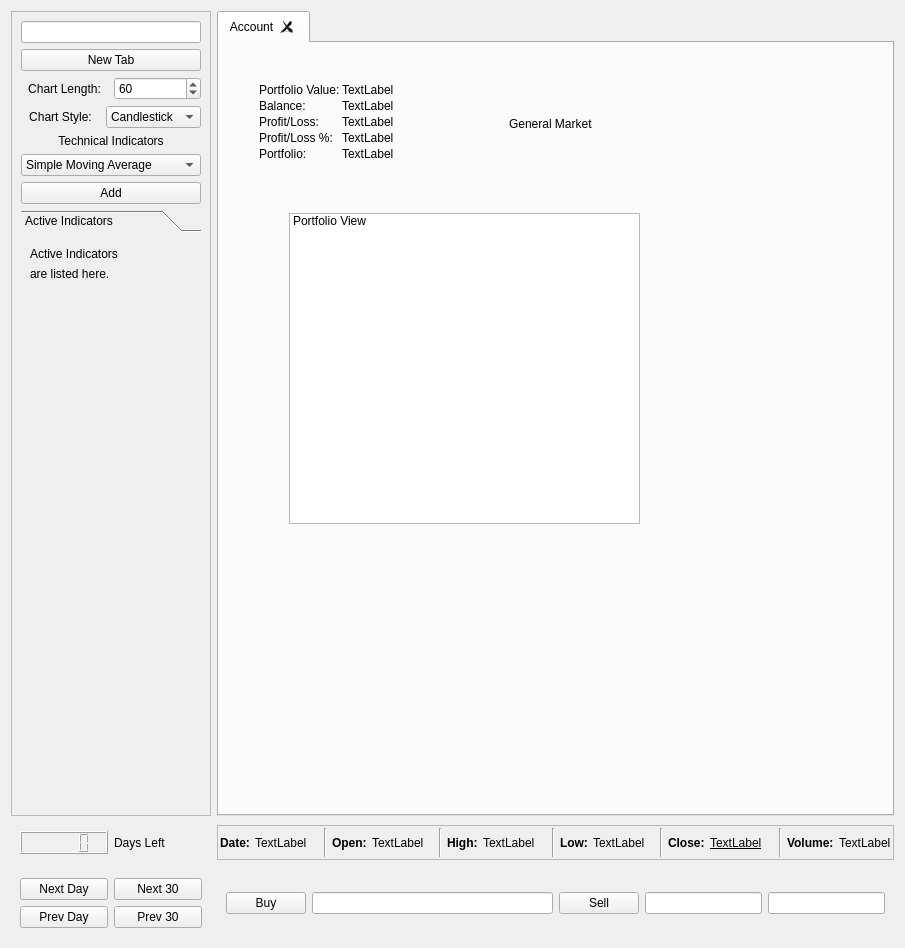
This is chartWidget.ui in ellamental/pyTrade as Qt 5 draws it before an edit. The edited form follows.
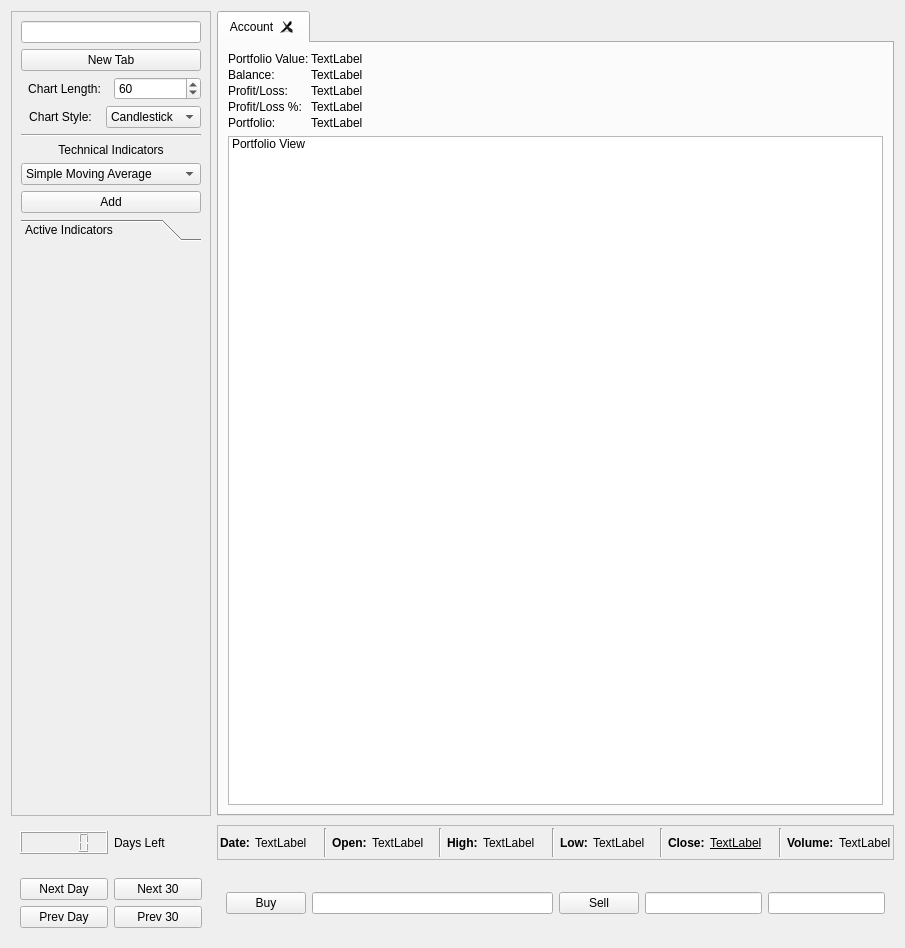
This is the edited form.

Commit message: Just a copy/paste to implement basic indicators.  This needs to be refactored!

The edit to the form file:
```diff
--- a/chartWidget.ui
+++ b/chartWidget.ui
@@ -123,6 +123,13 @@
         </item>
        </layout>
       </item>
+      <item>
+       <widget class="Line" name="line">
+        <property name="orientation">
+         <enum>Qt::Horizontal</enum>
+        </property>
+       </widget>
+      </item>
       <item>
        <widget class="QLabel" name="label_4">
         <property name="text">
@@ -175,49 +182,13 @@
            <x>0</x>
            <y>0</y>
            <width>174</width>
-           <height>598</height>
+           <height>591</height>
           </rect>
          </property>
          <attribute name="label">
           <string>Active Indicators</string>
          </attribute>
-         <layout class="QVBoxLayout" name="verticalLayout">
-          <item>
-           <layout class="QHBoxLayout" name="horizontalLayout_6">
-            <item>
-             <widget class="QLabel" name="label_5">
-              <property name="text">
-               <string>Active Indicators</string>
-              </property>
-             </widget>
-            </item>
-           </layout>
-          </item>
-          <item>
-           <layout class="QHBoxLayout" name="horizontalLayout_9">
-            <item>
-             <widget class="QLabel" name="label_6">
-              <property name="text">
-               <string>are listed here.</string>
-              </property>
-             </widget>
-            </item>
-           </layout>
-          </item>
-          <item>
-           <spacer name="verticalSpacer">
-            <property name="orientation">
-             <enum>Qt::Vertical</enum>
-            </property>
-            <property name="sizeHint" stdset="0">
-             <size>
-              <width>20</width>
-              <height>40</height>
-             </size>
-            </property>
-           </spacer>
-          </item>
-         </layout>
+         <layout class="QVBoxLayout" name="verticalLayout"/>
         </widget>
        </widget>
       </item>
@@ -239,15 +210,8 @@
       <attribute name="title">
        <string>Account</string>
       </attribute>
-      <widget class="QWidget" name="layoutWidget">
-       <property name="geometry">
-        <rect>
-         <x>40</x>
-         <y>40</y>
-         <width>144</width>
-         <height>85</height>
-        </rect>
-       </property>
+      <layout class="QVBoxLayout" name="verticalLayout_2">
+       <item>
        <layout class="QFormLayout" name="formLayout">
         <property name="fieldGrowthPolicy">
          <enum>QFormLayout::ExpandingFieldsGrow</enum>
@@ -329,35 +293,17 @@
          </widget>
         </item>
        </layout>
-      </widget>
-      <widget class="QLabel" name="label_2">
-       <property name="geometry">
-        <rect>
-         <x>290</x>
-         <y>60</y>
-         <width>141</width>
-         <height>41</height>
-        </rect>
-       </property>
-       <property name="text">
-        <string>General Market</string>
-       </property>
-      </widget>
+       </item>
+       <item>
       <widget class="QListWidget" name="listWidget">
-       <property name="geometry">
-        <rect>
-         <x>70</x>
-         <y>170</y>
-         <width>351</width>
-         <height>311</height>
-        </rect>
-       </property>
        <item>
         <property name="text">
          <string>Portfolio View</string>
         </property>
        </item>
       </widget>
+       </item>
+      </layout>
      </widget>
     </widget>
    </item>
```
Left out of the diff: 5 changed lines with no effect on the pictures. Lines whose indentation alone changed are shown as unchanged. The commit also changes 2 other files.
